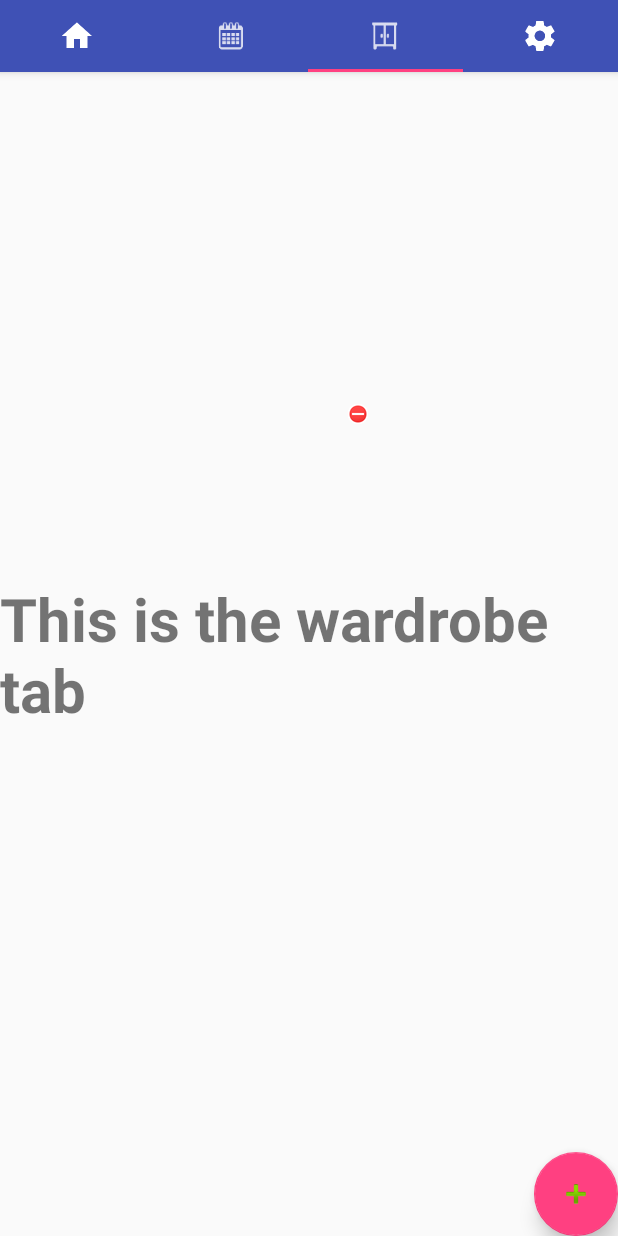
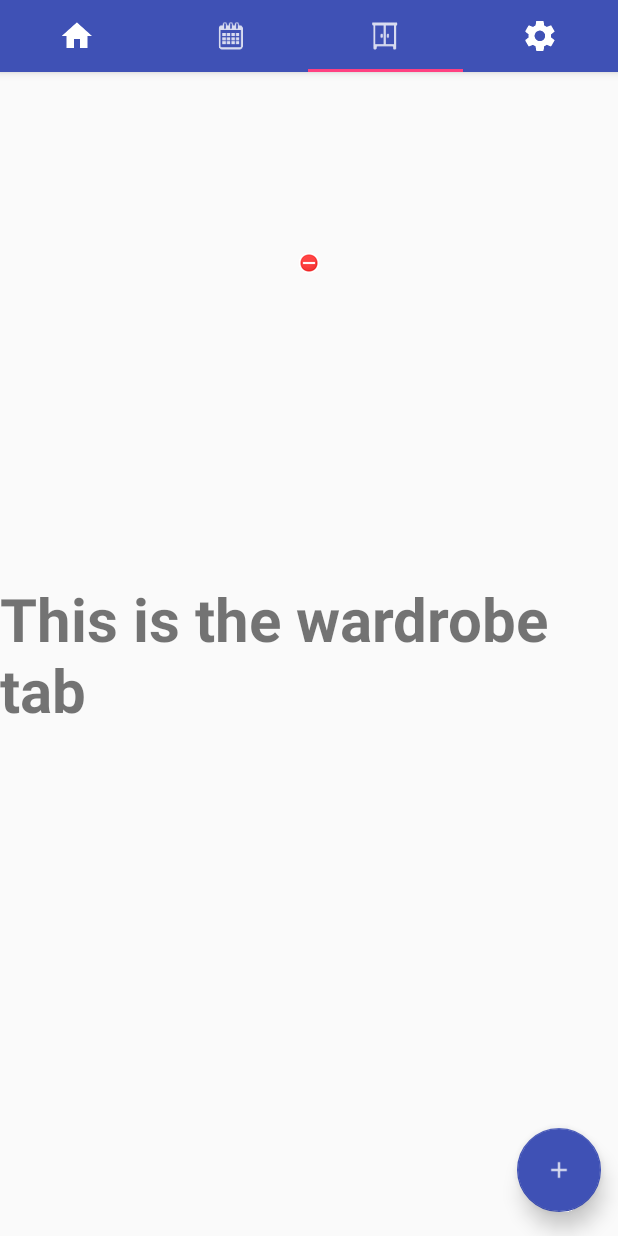
Before and after one commit to orwhaleca/cosc625_fashionadvisor, an Android app: the screen it shows after launch (MainTabbed), tab 3 chosen, on a phone screen of 412 x 824 dp. Run offline under Robolectric (Android 15) with nearby library versions, the phone set to English and light mode, and no system bars; pictures from the network do not load.

Commit message:
Modified floating button to match color scheme.

```diff
--- a/FashionAdvisor/app/src/main/res/layout/wardrobe.xml
+++ b/FashionAdvisor/app/src/main/res/layout/wardrobe.xml
@@ -1,5 +1,5 @@
 <?xml version="1.0" encoding="utf-8"?>
-<RelativeLayout xmlns:android="http://schemas.android.com/apk/res/android"
+<android.support.constraint.ConstraintLayout xmlns:android="http://schemas.android.com/apk/res/android"
     xmlns:app="http://schemas.android.com/apk/res-auto"
     xmlns:tools="http://schemas.android.com/tools"
     android:layout_width="match_parent"
@@ -13,30 +13,41 @@
         android:text="@string/wardrobe"
         android:textSize="40dp"
         android:textStyle="bold"
-        android:layout_centerInParent="true"/>
+        tools:layout_constraintTop_creator="1"
+        tools:layout_constraintBottom_creator="1"
+        app:layout_constraintBottom_toBottomOf="parent"
+        tools:layout_constraintLeft_creator="1"
+        app:layout_constraintLeft_toLeftOf="parent"
+        app:layout_constraintTop_toTopOf="parent" />
 
     <android.support.design.widget.FloatingActionButton
         android:id="@+id/addClothingButton"
         android:layout_width="wrap_content"
         android:layout_height="wrap_content"
-        android:layout_alignParentBottom="true"
-        android:layout_alignParentEnd="true"
-        android:layout_alignParentRight="true"
+        android:layout_marginBottom="16dp"
+        android:layout_marginEnd="11dp"
+        android:layout_marginRight="16dp"
         android:clickable="true"
         android:visibility="visible"
+        app:backgroundTint="@color/colorPrimary"
         app:elevation="8dp"
         app:fabSize="normal"
-        app:srcCompat="@android:drawable/ic_input_add" />
+        app:layout_constraintBottom_toBottomOf="parent"
+        app:layout_constraintRight_toRightOf="parent"
+        app:srcCompat="@drawable/ic_add_item"
+        tools:layout_constraintBottom_creator="1"
+        tools:layout_constraintRight_creator="1" />
 
     <ImageView
         android:id="@+id/imageView"
         android:layout_width="wrap_content"
         android:layout_height="wrap_content"
-        android:layout_above="@+id/myText"
-        android:layout_marginBottom="101dp"
-        android:layout_marginEnd="109dp"
-        android:layout_marginRight="109dp"
-        android:layout_toLeftOf="@+id/addClothingButton"
-        android:layout_toStartOf="@+id/addClothingButton"
-        app:srcCompat="@android:drawable/presence_busy" />
-</RelativeLayout>
+        app:srcCompat="@android:drawable/presence_busy"
+        tools:layout_constraintTop_creator="1"
+        tools:layout_constraintRight_creator="1"
+        app:layout_constraintRight_toRightOf="parent"
+        android:layout_marginTop="119dp"
+        tools:layout_constraintLeft_creator="1"
+        app:layout_constraintLeft_toLeftOf="parent"
+        app:layout_constraintTop_toTopOf="parent" />
+</android.support.constraint.ConstraintLayout>
--- a/FashionAdvisor/app/src/main/res/values/colors.xml
+++ b/FashionAdvisor/app/src/main/res/values/colors.xml
@@ -1,6 +1,6 @@
 <?xml version="1.0" encoding="utf-8"?>
 <resources>
-    <color name="colorPrimary">#3F51B5</color>
+    <color name="colorPrimary">#3f51b5</color>
     <color name="colorPrimaryDark">#303F9F</color>
     <color name="colorAccent">#FF4081</color>
     <color name="textColorPrimary">#EEEEEE</color>
```
Also changed, not shown: FashionAdvisor/app/src/main/res/drawable-hdpi/ic_add_item.png (added), FashionAdvisor/app/src/main/res/drawable-mdpi/ic_add_item.png (added), FashionAdvisor/app/src/main/res/drawable-xhdpi/ic_add_item.png (added), FashionAdvisor/app/src/main/res/drawable-xxhdpi/ic_add_item.png (added).
